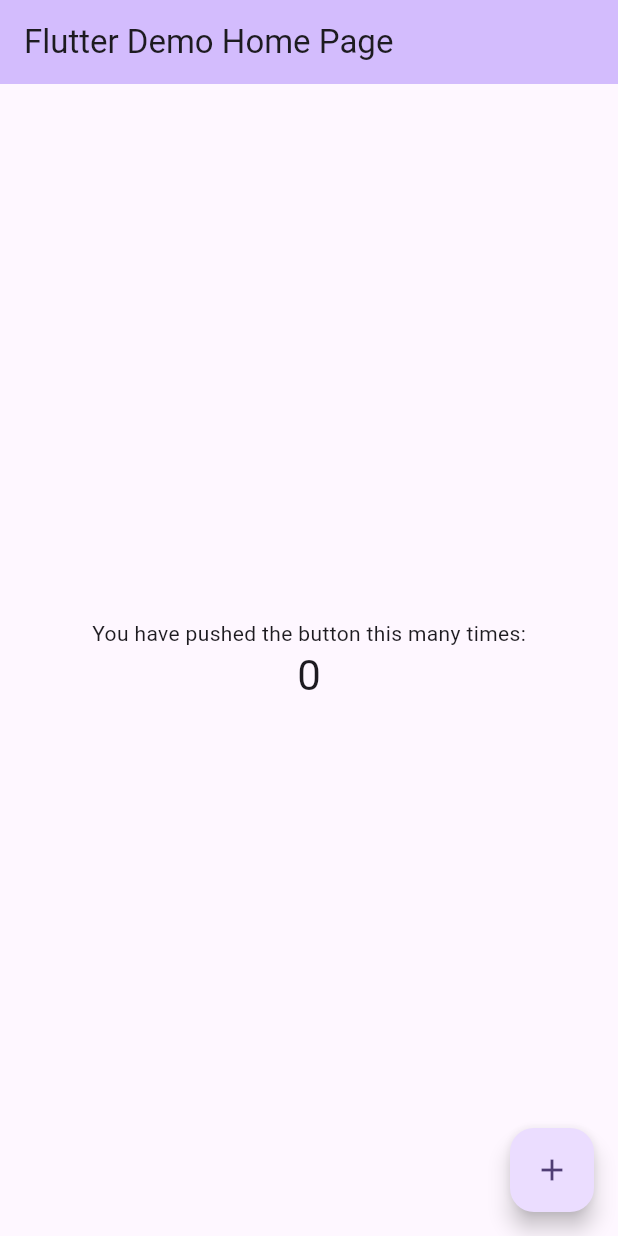
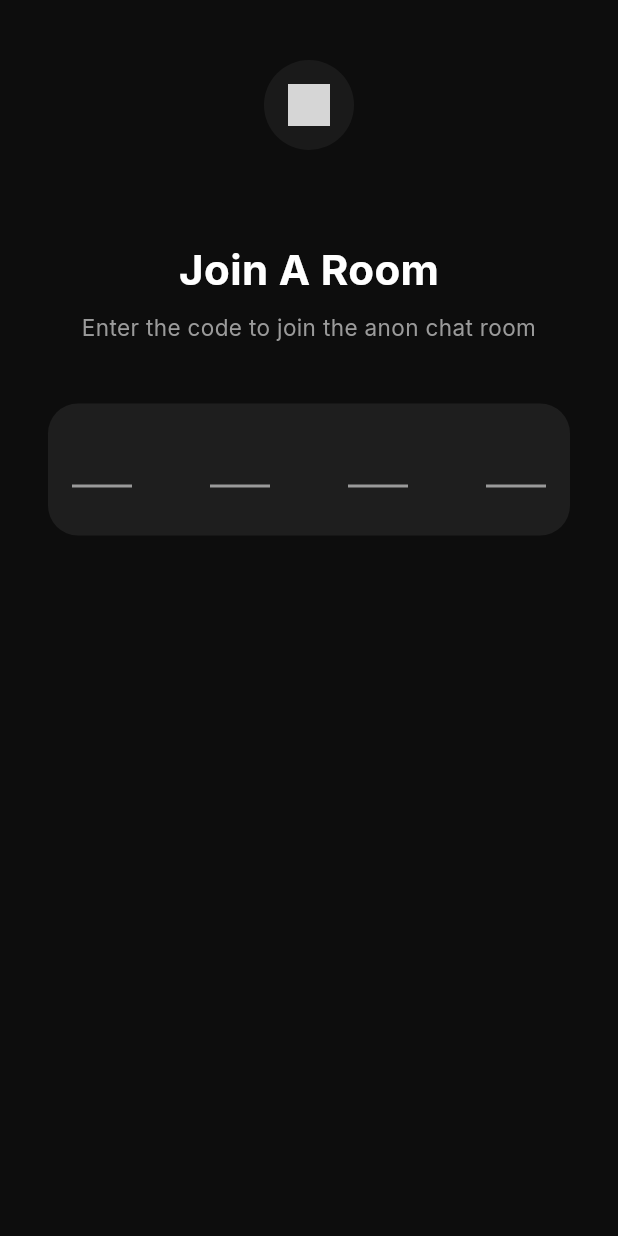
Before and after one commit to Debdaru07/Rumour_App, a Flutter app: the screen it shows after launch, on a phone screen of 412 x 824 dp. Run offline on Flutter 3.47's test engine with Material 3 defaults, Android fonts, the phone set to English and light mode, and no system bars; drawn by our look-alikes of pin_code_fields; our stand-ins replace cloud_firestore, firebase_core, google_fonts, shared_preferences; accounts and stored records are empty; generated files the repository leaves out were written again; grey boxes are pictures that could not be loaded.

Commit message:
updated content

```diff
--- a/lib/app.dart
+++ b/lib/app.dart
@@ -0,0 +1,22 @@
+import 'package:flutter/material.dart';
+import 'package:google_fonts/google_fonts.dart';
+
+import 'src/features/join_room/join_room_screen.dart';
+
+class RumourApp extends StatelessWidget {
+  const RumourApp({super.key});
+
+  @override
+  Widget build(BuildContext context) {
+    return MaterialApp(
+      title: "Rumour",
+      debugShowCheckedModeBanner: false,
+      theme: ThemeData(
+        scaffoldBackgroundColor: const Color(0xFF0D0D0D),
+        textTheme: GoogleFonts.interTextTheme(),
+        colorScheme: const ColorScheme.dark(),
+      ),
+      home: const JoinRoomScreen(),
+    );
+  }
+}
--- a/lib/main.dart
+++ b/lib/main.dart
@@ -1,122 +1,11 @@
 import 'package:flutter/material.dart';
+import 'package:firebase_core/firebase_core.dart';
+import 'app.dart';
+import 'firebase_options.dart';
 
-void main() {
-  runApp(const MyApp());
+void main() async {
+  WidgetsFlutterBinding.ensureInitialized();
+  await Firebase.initializeApp(options: DefaultFirebaseOptions.currentPlatform);
+
+  runApp(const RumourApp());
 }
-
-class MyApp extends StatelessWidget {
-  const MyApp({super.key});
-
-  // This widget is the root of your application.
-  @override
-  Widget build(BuildContext context) {
-    return MaterialApp(
-      title: 'Flutter Demo',
-      theme: ThemeData(
-        // This is the theme of your application.
-        //
-        // TRY THIS: Try running your application with "flutter run". You'll see
-        // the application has a purple toolbar. Then, without quitting the app,
-        // try changing the seedColor in the colorScheme below to Colors.green
-        // and then invoke "hot reload" (save your changes or press the "hot
-        // reload" button in a Flutter-supported IDE, or press "r" if you used
-        // the command line to start the app).
-        //
-        // Notice that the counter didn't reset back to zero; the application
-        // state is not lost during the reload. To reset the state, use hot
-        // restart instead.
-        //
-        // This works for code too, not just values: Most code changes can be
-        // tested with just a hot reload.
-        colorScheme: ColorScheme.fromSeed(seedColor: Colors.deepPurple),
-      ),
-      home: const MyHomePage(title: 'Flutter Demo Home Page'),
-    );
-  }
-}
-
-class MyHomePage extends StatefulWidget {
-  const MyHomePage({super.key, required this.title});
-
-  // This widget is the home page of your application. It is stateful, meaning
-  // that it has a State object (defined below) that contains fields that affect
-  // how it looks.
-
-  // This class is the configuration for the state. It holds the values (in this
-  // case the title) provided by the parent (in this case the App widget) and
-  // used by the build method of the State. Fields in a Widget subclass are
-  // always marked "final".
-
-  final String title;
-
-  @override
-  State<MyHomePage> createState() => _MyHomePageState();
-}
-
-class _MyHomePageState extends State<MyHomePage> {
-  int _counter = 0;
-
-  void _incrementCounter() {
-    setState(() {
-      // This call to setState tells the Flutter framework that something has
-      // changed in this State, which causes it to rerun the build method below
-      // so that the display can reflect the updated values. If we changed
-      // _counter without calling setState(), then the build method would not be
-      // called again, and so nothing would appear to happen.
-      _counter++;
-    });
-  }
-
-  @override
-  Widget build(BuildContext context) {
-    // This method is rerun every time setState is called, for instance as done
-    // by the _incrementCounter method above.
-    //
-    // The Flutter framework has been optimized to make rerunning build methods
-    // fast, so that you can just rebuild anything that needs updating rather
-    // than having to individually change instances of widgets.
-    return Scaffold(
-      appBar: AppBar(
-        // TRY THIS: Try changing the color here to a specific color (to
-        // Colors.amber, perhaps?) and trigger a hot reload to see the AppBar
-        // change color while the other colors stay the same.
-        backgroundColor: Theme.of(context).colorScheme.inversePrimary,
-        // Here we take the value from the MyHomePage object that was created by
-        // the App.build method, and use it to set our appbar title.
-        title: Text(widget.title),
-      ),
-      body: Center(
-        // Center is a layout widget. It takes a single child and positions it
-        // in the middle of the parent.
-        child: Column(
-          // Column is also a layout widget. It takes a list of children and
-          // arranges them vertically. By default, it sizes itself to fit its
-          // children horizontally, and tries to be as tall as its parent.
-          //
-          // Column has various properties to control how it sizes itself and
-          // how it positions its children. Here we use mainAxisAlignment to
-          // center the children vertically; the main axis here is the vertical
-          // axis because Columns are vertical (the cross axis would be
-          // horizontal).
-          //
-          // TRY THIS: Invoke "debug painting" (choose the "Toggle Debug Paint"
-          // action in the IDE, or press "p" in the console), to see the
-          // wireframe for each widget.
-          mainAxisAlignment: MainAxisAlignment.center,
-          children: <Widget>[
-            const Text('You have pushed the button this many times:'),
-            Text(
-              '$_counter',
-              style: Theme.of(context).textTheme.headlineMedium,
-            ),
-          ],
-        ),
-      ),
-      floatingActionButton: FloatingActionButton(
-        onPressed: _incrementCounter,
-        tooltip: 'Increment',
-        child: const Icon(Icons.add),
-      ), // This trailing comma makes auto-formatting nicer for build methods.
-    );
-  }
-}
--- a/lib/src/core/constants/app_assets.dart
+++ b/lib/src/core/constants/app_assets.dart
@@ -0,0 +1,3 @@
+class AppAssets {
+  static const logo = "assets/icons/logo.png";
+}
--- a/lib/src/core/constants/app_colors.dart
+++ b/lib/src/core/constants/app_colors.dart
@@ -0,0 +1,10 @@
+import 'package:flutter/material.dart';
+
+class AppColors {
+  static const background = Color(0xFF0D0D0D);
+  static const cardDark = Color(0xFF131313);
+  static const accent = Color(0xFFB6FF5A);
+  static const grey = Color(0xFF5A5A5A);
+  static const textWhite = Colors.white;
+  static const textGrey = Color(0xFF9A9A9A);
+}
--- a/lib/src/core/utils/random_code_generator.dart
+++ b/lib/src/core/utils/random_code_generator.dart
@@ -1,8 +1,8 @@
 import 'dart:math';
 
 class RandomCodeGenerator {
-  static String generateCode() {
-    final random = Random();
-    return (1000 + random.nextInt(9000)).toString();
+  static String generate() {
+    final r = Random();
+    return (1000 + r.nextInt(9000)).toString();
   }
 }
--- a/lib/src/core/utils/validators.dart
+++ b/lib/src/core/utils/validators.dart
@@ -1,5 +1,3 @@
 class Validators {
-  static bool isValidRoomCode(String code) {
-    return code.trim().length == 4; // or 6 — depending on design
-  }
+  static bool isValidRoomCode(String code) => code.length == 4;
 }
--- a/lib/src/features/join_room/join_room_screen.dart
+++ b/lib/src/features/join_room/join_room_screen.dart
@@ -0,0 +1,97 @@
+import 'package:flutter/material.dart';
+import 'package:google_fonts/google_fonts.dart';
+import 'package:pin_code_fields/pin_code_fields.dart';
+import '../../core/constants/app_colors.dart';
+import '../../core/constants/app_assets.dart';
+
+class JoinRoomScreen extends StatelessWidget {
+  const JoinRoomScreen({super.key});
+
+  @override
+  Widget build(BuildContext context) {
+    return Scaffold(
+      backgroundColor: AppColors.background,
+      body: SafeArea(
+        child: Column(
+          children: [
+            const SizedBox(height: 40),
+
+            // App Logo
+            Center(
+              child: Container(
+                height: 60,
+                width: 60,
+                decoration: const BoxDecoration(
+                  shape: BoxShape.circle,
+                  color: Color(0xFF1A1A1A),
+                ),
+                child: Center(
+                  child: Image.asset(
+                    AppAssets.logo,
+                    height: 28,
+                    color: AppColors.accent,
+                  ),
+                ),
+              ),
+            ),
+
+            const SizedBox(height: 60),
+
+            // Title
+            Text(
+              "Join A Room",
+              style: GoogleFonts.inter(
+                fontSize: 28,
+                fontWeight: FontWeight.w700,
+                color: Colors.white,
+              ),
+            ),
+
+            const SizedBox(height: 8),
+
+            Text(
+              "Enter the code to join the anon chat room",
+              style: GoogleFonts.inter(fontSize: 15, color: AppColors.textGrey),
+              textAlign: TextAlign.center,
+            ),
+
+            const SizedBox(height: 40),
+
+            Padding(
+              padding: const EdgeInsets.symmetric(horizontal: 32),
+              child: Container(
+                padding: const EdgeInsets.all(16),
+                decoration: BoxDecoration(
+                  color: const Color(0xFF1E1E1E),
+                  borderRadius: BorderRadius.circular(20),
+                ),
+                child: PinCodeTextField(
+                  appContext: context,
+                  length: 4,
+                  cursorColor: AppColors.accent,
+                  textStyle: GoogleFonts.inter(
+                    color: Colors.white,
+                    fontSize: 20,
+                  ),
+                  keyboardType: TextInputType.number,
+                  pinTheme: PinTheme(
+                    shape: PinCodeFieldShape.underline,
+                    fieldHeight: 40,
+                    fieldWidth: 40,
+                    inactiveColor: AppColors.textGrey,
+                    activeColor: AppColors.accent,
+                    selectedColor: AppColors.accent,
+                  ),
+                  onCompleted: (code) {
+                    // TODO: Navigate to Name Generation Screen
+                  },
+                  onChanged: (_) {},
+                ),
+              ),
+            ),
+          ],
+        ),
+      ),
+    );
+  }
+}
```
Also changed, not shown: lib/src/core/constants/app_text_styles.dart (+14 -0 lines), lib/src/core/services/firebase_chat_service.dart (+10 -29 lines), lib/src/core/services/local_storage_service.dart (+7 -7 lines), lib/src/core/services/random_identity_service.dart (+5 -5 lines), lib/src/core/utils/time_formatter.dart (+2 -6 lines), lib/src/features/chat/chat_screen.dart (+193 -0 lines), lib/src/features/name_generation/name_screen.dart (added, +155 -0 lines), lib/src/features/name_generation/name_controller.dart (added), 1 other file.
